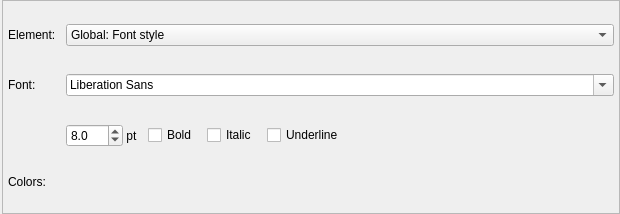
First picture: the form in libs/libgui/ui/settings/appearanceconfigwidget.ui, repository pgmodeler/pgmodeler, before the edit.
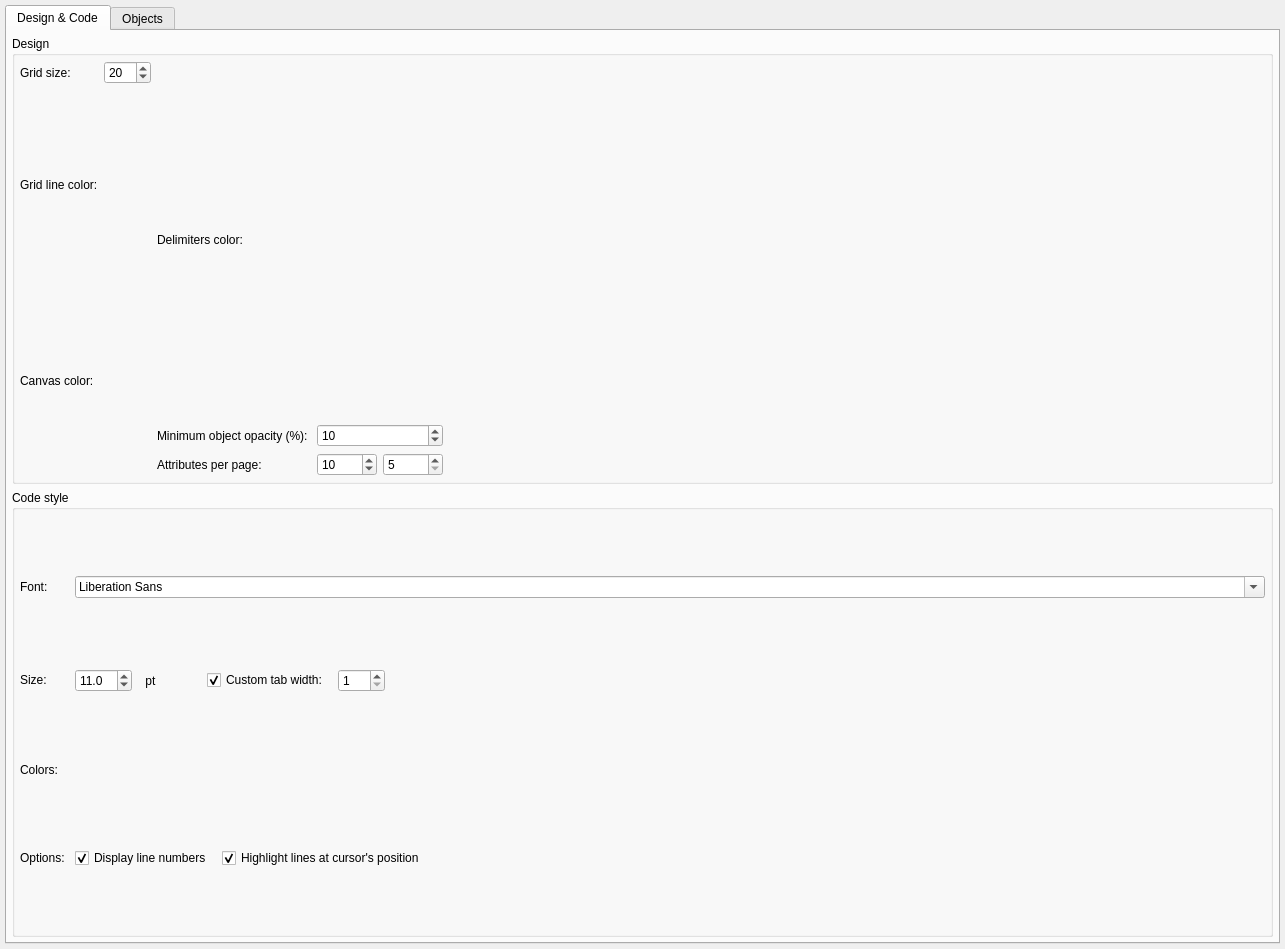
Second picture: the form after the edit.

Commit message:
Starting to move general appearance setting from GeneralWidget to AppearanceWidget (WIP)
Updated icon clear icon in several widget

```diff
--- a/libs/libgui/ui/settings/appearanceconfigwidget.ui
+++ b/libs/libgui/ui/settings/appearanceconfigwidget.ui
@@ -6,34 +6,596 @@
    <rect>
     <x>0</x>
     <y>0</y>
-    <width>620</width>
-    <height>214</height>
+    <width>1285</width>
+    <height>949</height>
    </rect>
   </property>
   <property name="windowTitle">
    <string>Form</string>
   </property>
+  <layout class="QVBoxLayout" name="verticalLayout_2">
+   <property name="leftMargin">
+    <number>5</number>
+   </property>
+   <property name="topMargin">
+    <number>5</number>
+   </property>
+   <property name="rightMargin">
+    <number>5</number>
+   </property>
+   <property name="bottomMargin">
+    <number>5</number>
+   </property>
+   <item>
+    <widget class="QTabWidget" name="appearance_tbw">
+     <property name="currentIndex">
+      <number>0</number>
+     </property>
+     <widget class="QWidget" name="tab">
+      <attribute name="title">
+       <string>Design &amp;&amp; Code</string>
+      </attribute>
+      <layout class="QVBoxLayout" name="verticalLayout">
+       <property name="leftMargin">
+        <number>5</number>
+       </property>
+       <property name="topMargin">
+        <number>5</number>
+       </property>
+       <property name="rightMargin">
+        <number>5</number>
+       </property>
+       <property name="bottomMargin">
+        <number>5</number>
+       </property>
+       <item>
+        <widget class="QGroupBox" name="design_gb">
+         <property name="minimumSize">
+          <size>
+           <width>0</width>
+           <height>0</height>
+          </size>
+         </property>
+         <property name="title">
+          <string>Design</string>
+         </property>
+         <layout class="QHBoxLayout" name="horizontalLayout_3">
+          <property name="leftMargin">
+           <number>5</number>
+          </property>
+          <property name="topMargin">
+           <number>5</number>
+          </property>
+          <property name="rightMargin">
+           <number>5</number>
+          </property>
+          <property name="bottomMargin">
+           <number>5</number>
+          </property>
+          <item>
+           <layout class="QHBoxLayout" name="horizontalLayout">
+            <item>
   <layout class="QGridLayout" name="gridLayout_2">
+              <item row="0" column="0">
+               <widget class="QLabel" name="grid_size_lbl">
+                <property name="sizePolicy">
+                 <sizepolicy hsizetype="Preferred" vsizetype="Preferred">
+                  <horstretch>0</horstretch>
+                  <verstretch>0</verstretch>
+                 </sizepolicy>
+                </property>
+                <property name="statusTip">
+                 <string/>
+                </property>
+                <property name="text">
+                 <string>Grid size:</string>
+                </property>
+               </widget>
+              </item>
+              <item row="0" column="1">
+               <widget class="QSpinBox" name="grid_size_spb">
+                <property name="sizePolicy">
+                 <sizepolicy hsizetype="Preferred" vsizetype="Fixed">
+                  <horstretch>0</horstretch>
+                  <verstretch>0</verstretch>
+                 </sizepolicy>
+                </property>
+                <property name="toolTip">
+                 <string>&lt;p&gt;Defines the vertical and horizontal grid size. This value affects the spacing of objects when using the feature that aligns the objects on the grid. &lt;/p&gt;</string>
+                </property>
+                <property name="statusTip">
+                 <string/>
+                </property>
+                <property name="minimum">
+                 <number>10</number>
+                </property>
+                <property name="maximum">
+                 <number>100</number>
+                </property>
+                <property name="singleStep">
+                 <number>1</number>
+                </property>
+                <property name="value">
+                 <number>20</number>
+                </property>
+               </widget>
+              </item>
+              <item row="1" column="0">
+               <widget class="QLabel" name="grid_size_lbl_3">
+                <property name="sizePolicy">
+                 <sizepolicy hsizetype="Preferred" vsizetype="Preferred">
+                  <horstretch>0</horstretch>
+                  <verstretch>0</verstretch>
+                 </sizepolicy>
+                </property>
+                <property name="statusTip">
+                 <string/>
+                </property>
+                <property name="text">
+                 <string>Grid line color:</string>
+                </property>
+               </widget>
+              </item>
+              <item row="1" column="1">
+               <widget class="QWidget" name="grid_color_wgt" native="true">
+                <property name="enabled">
+                 <bool>true</bool>
+                </property>
+                <property name="minimumSize">
+                 <size>
+                  <width>0</width>
+                  <height>0</height>
+                 </size>
+                </property>
+               </widget>
+              </item>
+              <item row="2" column="0">
+               <widget class="QLabel" name="canvas_color">
+                <property name="sizePolicy">
+                 <sizepolicy hsizetype="Fixed" vsizetype="Preferred">
+                  <horstretch>0</horstretch>
+                  <verstretch>0</verstretch>
+                 </sizepolicy>
+                </property>
+                <property name="statusTip">
+                 <string/>
+                </property>
+                <property name="text">
+                 <string>Canvas color:</string>
+                </property>
+               </widget>
+              </item>
+              <item row="2" column="1">
+               <widget class="QWidget" name="canvas_color_wgt" native="true">
+                <property name="enabled">
+                 <bool>true</bool>
+                </property>
+                <property name="minimumSize">
+                 <size>
+                  <width>0</width>
+                  <height>0</height>
+                 </size>
+                </property>
+               </widget>
+              </item>
+             </layout>
+            </item>
+            <item>
+             <layout class="QGridLayout" name="gridLayout_3">
+              <item row="1" column="1" colspan="2">
+               <widget class="QSpinBox" name="min_obj_opacity_spb">
+                <property name="sizePolicy">
+                 <sizepolicy hsizetype="Preferred" vsizetype="Fixed">
+                  <horstretch>0</horstretch>
+                  <verstretch>0</verstretch>
+                 </sizepolicy>
+                </property>
+                <property name="minimumSize">
+                 <size>
+                  <width>60</width>
+                  <height>0</height>
+                 </size>
+                </property>
+                <property name="toolTip">
+                 <string>&lt;p&gt;Defines the minimum opacity percentage applied to the objects when using the fade out feature. A zero opacity causes the object to be completely hidden not being possible to interact with it in the canvas area.&lt;/p&gt;</string>
+                </property>
+                <property name="statusTip">
+                 <string/>
+                </property>
+                <property name="minimum">
+                 <number>0</number>
+                </property>
+                <property name="maximum">
+                 <number>70</number>
+                </property>
+                <property name="singleStep">
+                 <number>5</number>
+                </property>
+                <property name="value">
+                 <number>10</number>
+                </property>
+               </widget>
+              </item>
+              <item row="0" column="1" colspan="2">
+               <widget class="QWidget" name="delimiters_color_wgt" native="true">
+                <property name="enabled">
+                 <bool>true</bool>
+                </property>
+                <property name="minimumSize">
+                 <size>
+                  <width>0</width>
+                  <height>0</height>
+                 </size>
+                </property>
+               </widget>
+              </item>
+              <item row="0" column="0">
+               <widget class="QLabel" name="grid_size_lbl_7">
+                <property name="sizePolicy">
+                 <sizepolicy hsizetype="Fixed" vsizetype="Preferred">
+                  <horstretch>0</horstretch>
+                  <verstretch>0</verstretch>
+                 </sizepolicy>
+                </property>
+                <property name="statusTip">
+                 <string/>
+                </property>
+                <property name="text">
+                 <string>Delimiters color:</string>
+                </property>
+               </widget>
+              </item>
+              <item row="1" column="0">
+               <widget class="QLabel" name="min_obj_opacity_lbl">
+                <property name="sizePolicy">
+                 <sizepolicy hsizetype="Preferred" vsizetype="Preferred">
+                  <horstretch>0</horstretch>
+                  <verstretch>0</verstretch>
+                 </sizepolicy>
+                </property>
+                <property name="text">
+                 <string>Minimum object opacity (%): </string>
+                </property>
+               </widget>
+              </item>
+              <item row="2" column="2">
+               <widget class="QSpinBox" name="ext_attribs_per_page_spb">
+                <property name="sizePolicy">
+                 <sizepolicy hsizetype="Minimum" vsizetype="Fixed">
+                  <horstretch>0</horstretch>
+                  <verstretch>0</verstretch>
+                 </sizepolicy>
+                </property>
+                <property name="minimumSize">
+                 <size>
+                  <width>60</width>
+                  <height>0</height>
+                 </size>
+                </property>
+                <property name="toolTip">
+                 <string>&lt;p&gt;Defines the minimum amount of attributes visible per page on tables and view when the pagination is enabled on these objects.&lt;/p&gt;</string>
+                </property>
+                <property name="statusTip">
+                 <string/>
+                </property>
+                <property name="minimum">
+                 <number>5</number>
+                </property>
+                <property name="maximum">
+                 <number>100</number>
+                </property>
+                <property name="singleStep">
+                 <number>5</number>
+                </property>
+                <property name="value">
+                 <number>5</number>
+                </property>
+               </widget>
+              </item>
+              <item row="2" column="1">
+               <widget class="QSpinBox" name="attribs_per_page_spb">
+                <property name="sizePolicy">
+                 <sizepolicy hsizetype="Minimum" vsizetype="Fixed">
+                  <horstretch>0</horstretch>
+                  <verstretch>0</verstretch>
+                 </sizepolicy>
+                </property>
+                <property name="minimumSize">
+                 <size>
+                  <width>60</width>
+                  <height>0</height>
+                 </size>
+                </property>
+                <property name="toolTip">
+                 <string>&lt;p&gt;These spinners define the minimum amount of attributes visible per page in each section of tables and views when the pagination is enabled on them. The first one controls the amount of columns per page. The second defines the amount of extended attributes (constraints, indexes, trigger, rules, policies) displayed per page.&lt;/p&gt;</string>
+                </property>
+                <property name="statusTip">
+                 <string/>
+                </property>
+                <property name="minimum">
+                 <number>5</number>
+                </property>
+                <property name="maximum">
+                 <number>100</number>
+                </property>
+                <property name="singleStep">
+                 <number>5</number>
+                </property>
+                <property name="value">
+                 <number>10</number>
+                </property>
+               </widget>
+              </item>
+              <item row="2" column="0">
+               <widget class="QLabel" name="attributes_per_page_lbl">
+                <property name="sizePolicy">
+                 <sizepolicy hsizetype="Preferred" vsizetype="Preferred">
+                  <horstretch>0</horstretch>
+                  <verstretch>0</verstretch>
+                 </sizepolicy>
+                </property>
+                <property name="text">
+                 <string>Attributes per page:</string>
+                </property>
+               </widget>
+              </item>
+             </layout>
+            </item>
+           </layout>
+          </item>
+          <item>
+           <spacer name="horizontalSpacer_3">
+            <property name="orientation">
+             <enum>Qt::Horizontal</enum>
+            </property>
+            <property name="sizeHint" stdset="0">
+             <size>
+              <width>491</width>
+              <height>20</height>
+             </size>
+            </property>
+           </spacer>
+          </item>
+         </layout>
+        </widget>
+       </item>
+       <item>
+        <widget class="QGroupBox" name="code_font_gb">
+         <property name="title">
+          <string>Code style</string>
+         </property>
+         <layout class="QGridLayout" name="gridLayout_5">
    <property name="leftMargin">
-    <number>2</number>
+           <number>5</number>
    </property>
    <property name="topMargin">
-    <number>0</number>
+           <number>5</number>
    </property>
    <property name="rightMargin">
-    <number>0</number>
+           <number>5</number>
    </property>
    <property name="bottomMargin">
-    <number>0</number>
-   </property>
+           <number>5</number>
+          </property>
+          <property name="spacing">
+           <number>10</number>
+          </property>
+          <item row="1" column="0">
+           <widget class="QLabel" name="font_lbl_2">
+            <property name="sizePolicy">
+             <sizepolicy hsizetype="Fixed" vsizetype="Fixed">
+              <horstretch>0</horstretch>
+              <verstretch>0</verstretch>
+             </sizepolicy>
+            </property>
+            <property name="text">
+             <string>Size:</string>
+            </property>
+           </widget>
+          </item>
    <item row="0" column="0">
+           <widget class="QLabel" name="font_lbl_3">
+            <property name="sizePolicy">
+             <sizepolicy hsizetype="Fixed" vsizetype="Fixed">
+              <horstretch>0</horstretch>
+              <verstretch>0</verstretch>
+             </sizepolicy>
+            </property>
+            <property name="text">
+             <string>Font:</string>
+            </property>
+           </widget>
+          </item>
+          <item row="2" column="0">
+           <widget class="QLabel" name="colors_lbl_2">
+            <property name="sizePolicy">
+             <sizepolicy hsizetype="Fixed" vsizetype="Fixed">
+              <horstretch>0</horstretch>
+              <verstretch>0</verstretch>
+             </sizepolicy>
+            </property>
+            <property name="text">
+             <string>Colors:</string>
+            </property>
+           </widget>
+          </item>
+          <item row="3" column="0">
+           <widget class="QLabel" name="colors_lbl_3">
+            <property name="sizePolicy">
+             <sizepolicy hsizetype="Fixed" vsizetype="Fixed">
+              <horstretch>0</horstretch>
+              <verstretch>0</verstretch>
+             </sizepolicy>
+            </property>
+            <property name="text">
+             <string>Options:</string>
+            </property>
+           </widget>
+          </item>
+          <item row="3" column="1" colspan="2">
+           <layout class="QHBoxLayout" name="horizontalLayout_18">
+            <property name="spacing">
+             <number>10</number>
+            </property>
+            <item>
+             <widget class="QCheckBox" name="disp_line_numbers_chk">
+              <property name="text">
+               <string>Display line numbers</string>
+              </property>
+              <property name="checked">
+               <bool>true</bool>
+              </property>
+             </widget>
+            </item>
+            <item>
+             <widget class="QCheckBox" name="hightlight_lines_chk">
+              <property name="sizePolicy">
+               <sizepolicy hsizetype="Expanding" vsizetype="Fixed">
+                <horstretch>0</horstretch>
+                <verstretch>0</verstretch>
+               </sizepolicy>
+              </property>
+              <property name="text">
+               <string>Highlight lines at cursor's position</string>
+              </property>
+              <property name="checked">
+               <bool>true</bool>
+              </property>
+             </widget>
+            </item>
+           </layout>
+          </item>
+          <item row="0" column="1" colspan="2">
+           <widget class="QFontComboBox" name="font_cmb_2">
+            <property name="sizePolicy">
+             <sizepolicy hsizetype="Expanding" vsizetype="Fixed">
+              <horstretch>0</horstretch>
+              <verstretch>0</verstretch>
+             </sizepolicy>
+            </property>
+           </widget>
+          </item>
+          <item row="1" column="1" colspan="2">
+           <layout class="QHBoxLayout" name="horizontalLayout_5">
+            <property name="spacing">
+             <number>10</number>
+            </property>
+            <item>
+             <widget class="QDoubleSpinBox" name="font_size_spb_2">
+              <property name="decimals">
+               <number>1</number>
+              </property>
+              <property name="minimum">
+               <double>5.000000000000000</double>
+              </property>
+              <property name="maximum">
+               <double>100.000000000000000</double>
+              </property>
+              <property name="singleStep">
+               <double>0.500000000000000</double>
+              </property>
+              <property name="value">
+               <double>11.000000000000000</double>
+              </property>
+             </widget>
+            </item>
+            <item>
+             <widget class="QLabel" name="unity_lbl_2">
+              <property name="sizePolicy">
+               <sizepolicy hsizetype="Minimum" vsizetype="Preferred">
+                <horstretch>0</horstretch>
+                <verstretch>0</verstretch>
+               </sizepolicy>
+              </property>
+              <property name="text">
+               <string> pt</string>
+              </property>
+             </widget>
+            </item>
+            <item>
+             <spacer name="horizontalSpacer">
+              <property name="orientation">
+               <enum>Qt::Horizontal</enum>
+              </property>
+              <property name="sizeType">
+               <enum>QSizePolicy::Fixed</enum>
+              </property>
+              <property name="sizeHint" stdset="0">
+               <size>
+                <width>40</width>
+                <height>20</height>
+               </size>
+              </property>
+             </spacer>
+            </item>
+            <item>
+             <widget class="QCheckBox" name="tab_width_chk">
+              <property name="text">
+               <string>Custom tab width:</string>
+              </property>
+              <property name="checked">
+               <bool>true</bool>
+              </property>
+             </widget>
+            </item>
+            <item>
+             <widget class="QSpinBox" name="tab_width_spb">
+              <property name="enabled">
+               <bool>true</bool>
+              </property>
+              <property name="minimum">
+               <number>1</number>
+              </property>
+              <property name="maximum">
+               <number>100</number>
+              </property>
+              <property name="value">
+               <number>1</number>
+              </property>
+             </widget>
+            </item>
+            <item>
+             <spacer name="horizontalSpacer_2">
+              <property name="orientation">
+               <enum>Qt::Horizontal</enum>
+              </property>
+              <property name="sizeHint" stdset="0">
+               <size>
+                <width>40</width>
+                <height>20</height>
+               </size>
+              </property>
+             </spacer>
+            </item>
+           </layout>
+          </item>
+         </layout>
+        </widget>
+       </item>
+      </layout>
+     </widget>
+     <widget class="QWidget" name="tab_2">
+      <attribute name="title">
+       <string>Objects</string>
+      </attribute>
+      <layout class="QHBoxLayout" name="horizontalLayout_2">
+       <property name="leftMargin">
+        <number>5</number>
+       </property>
+       <property name="topMargin">
+        <number>5</number>
+       </property>
+       <property name="rightMargin">
+        <number>5</number>
+       </property>
+       <property name="bottomMargin">
+        <number>5</number>
+       </property>
+       <item>
     <widget class="QFrame" name="appearance_frm">
      <property name="frameShape">
       <enum>QFrame::StyledPanel</enum>
      </property>
-     <property name="frameShadow">
-      <enum>QFrame::Raised</enum>
-     </property>
      <layout class="QGridLayout" name="gridLayout">
       <property name="leftMargin">
        <number>5</number>
@@ -519,6 +1081,10 @@
        </widget>
       </item>
      </layout>
+        </widget>
+       </item>
+      </layout>
+     </widget>
     </widget>
    </item>
   </layout>
```
Left out of the diff: 66 changed lines with no effect on the pictures. Lines whose indentation alone changed are shown as unchanged. The commit also changes 20 other files.
